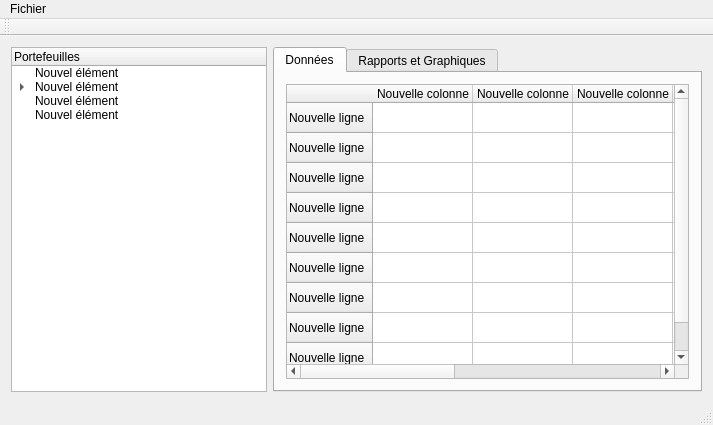
First picture: the form in ProjetVaR_Software/GUI/MainWindow.ui, repository pchaigno/varsoft, before the edit.
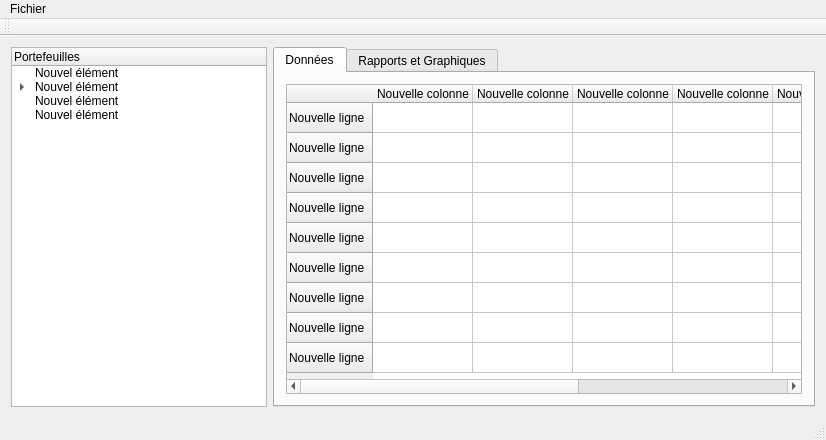
Second picture: the form after the edit.

Commit message: more widgets in Newportfolio window and more menus in MainWindow

What changed in the file:
```diff
--- a/ProjetVaR_Software/GUI/MainWindow.ui
+++ b/ProjetVaR_Software/GUI/MainWindow.ui
@@ -6,8 +6,8 @@
    <rect>
     <x>0</x>
     <y>0</y>
-    <width>713</width>
-    <height>425</height>
+    <width>826</width>
+    <height>440</height>
    </rect>
   </property>
   <property name="windowTitle">
@@ -183,7 +183,7 @@
     <rect>
      <x>0</x>
      <y>0</y>
-     <width>713</width>
+     <width>826</width>
      <height>20</height>
     </rect>
    </property>
```
Left out of the diff: 14 changed lines with no effect on the pictures. The commit also changes 2 other files.
